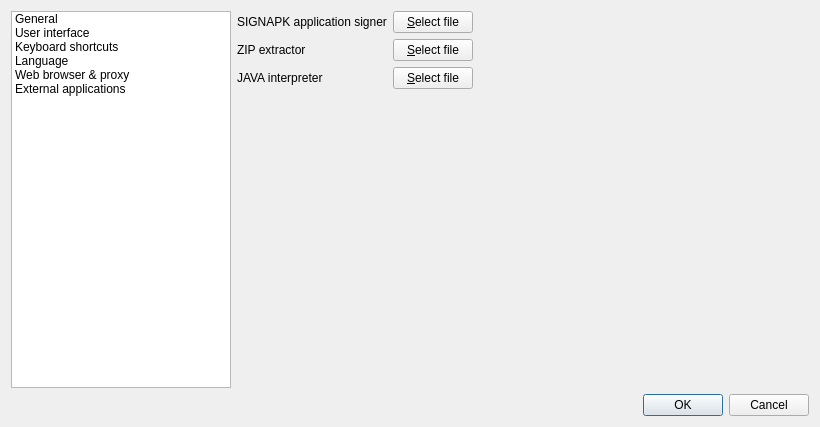
BuildmLearn/BuildmLearn-Toolkit, file src/gui/formsettings.ui: the form before one commit.
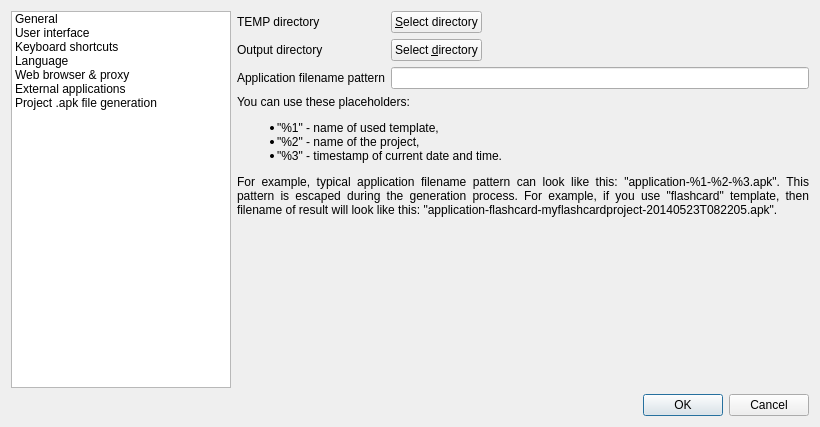
The form after the commit. Custom widgets are drawn as their Qt base class.

Commit message: Experimental ZIP port of quiz template. Tested on Windows.

What changed in the file:
```diff
--- a/src/gui/formsettings.ui
+++ b/src/gui/formsettings.ui
@@ -73,6 +73,11 @@
        <string>External applications</string>
       </property>
      </item>
+     <item>
+      <property name="text">
+       <string>Project .apk file generation</string>
+      </property>
+     </item>
     </widget>
    </item>
    <item row="1" column="0" colspan="2">
@@ -88,7 +93,7 @@
    <item row="0" column="1">
     <widget class="QStackedWidget" name="m_stackedSettings">
      <property name="currentIndex">
-      <number>5</number>
+      <number>6</number>
      </property>
      <widget class="QWidget" name="m_pageGeneral">
       <layout class="QFormLayout" name="formLayout_2">
@@ -741,6 +746,126 @@
        </item>
       </layout>
      </widget>
+     <widget class="QWidget" name="m_pageApkGeneration">
+      <layout class="QFormLayout" name="formLayout_4">
+       <property name="leftMargin">
+        <number>0</number>
+       </property>
+       <property name="topMargin">
+        <number>0</number>
+       </property>
+       <property name="rightMargin">
+        <number>0</number>
+       </property>
+       <property name="bottomMargin">
+        <number>0</number>
+       </property>
+       <item row="0" column="0">
+        <widget class="QLabel" name="label_2">
+         <property name="toolTip">
+          <string>This is directory which is used for temporary files which are created during the application file generation process.</string>
+         </property>
+         <property name="text">
+          <string>TEMP directory</string>
+         </property>
+        </widget>
+       </item>
+       <item row="0" column="1">
+        <layout class="QHBoxLayout" name="horizontalLayout_12">
+         <item>
+          <widget class="QPushButton" name="pushButton">
+           <property name="text">
+            <string>&amp;Select directory</string>
+           </property>
+          </widget>
+         </item>
+         <item>
+          <widget class="QLabel" name="m_lblGenerationTemp">
+           <property name="sizePolicy">
+            <sizepolicy hsizetype="Expanding" vsizetype="Preferred">
+             <horstretch>0</horstretch>
+             <verstretch>0</verstretch>
+            </sizepolicy>
+           </property>
+           <property name="text">
+            <string/>
+           </property>
+          </widget>
+         </item>
+        </layout>
+       </item>
+       <item row="1" column="0">
+        <widget class="QLabel" name="label_5">
+         <property name="toolTip">
+          <string>This is the directory, which will contain final generated application.</string>
+         </property>
+         <property name="text">
+          <string>Output directory</string>
+         </property>
+        </widget>
+       </item>
+       <item row="1" column="1">
+        <layout class="QHBoxLayout" name="horizontalLayout_13">
+         <item>
+          <widget class="QPushButton" name="pushButton_2">
+           <property name="text">
+            <string>Select &amp;directory</string>
+           </property>
+          </widget>
+         </item>
+         <item>
+          <widget class="QLabel" name="m_lblGenerationOutput">
+           <property name="sizePolicy">
+            <sizepolicy hsizetype="Expanding" vsizetype="Preferred">
+             <horstretch>0</horstretch>
+             <verstretch>0</verstretch>
+            </sizepolicy>
+           </property>
+           <property name="text">
+            <string/>
+           </property>
+          </widget>
+         </item>
+        </layout>
+       </item>
+       <item row="2" column="0">
+        <widget class="QLabel" name="label_3">
+         <property name="text">
+          <string>Application filename pattern</string>
+         </property>
+        </widget>
+       </item>
+       <item row="2" column="1">
+        <widget class="QLineEdit" name="m_txtGenerationOutputFilePattern"/>
+       </item>
+       <item row="3" column="0" colspan="2">
+        <widget class="QLabel" name="m_lblGenerationInfo">
+         <property name="text">
+          <string>You can use these placeholders:
+&lt;ul&gt;
+&lt;li&gt;&quot;%1&quot; - name of used template,&lt;/li&gt;
+&lt;li&gt;&quot;%2&quot; - name of the project,&lt;/li&gt;
+&lt;li&gt;&quot;%3&quot; - timestamp of current date and time.&lt;/li&gt;
+&lt;/ul&gt;
+
+For example, typical application filename pattern can look like this: &quot;application-%1-%2-%3.apk&quot;. This pattern is escaped during the generation process. For example, if you use &quot;flashcard&quot; template, then filename of result will look like this: &quot;application-flashcard-myflashcardproject-20140523T082205.apk&quot;.</string>
+         </property>
+         <property name="textFormat">
+          <enum>Qt::RichText</enum>
+         </property>
+         <property name="alignment">
+          <set>Qt::AlignJustify|Qt::AlignVCenter</set>
+         </property>
+         <property name="wordWrap">
+          <bool>true</bool>
+         </property>
+         <property name="margin">
+          <number>10</number>
+         </property>
+        </widget>
+       </item>
+      </layout>
+     </widget>
     </widget>
    </item>
   </layout>
```
Left out of the diff: 11 changed lines with no effect on the pictures. The commit also changes 10 other files.
